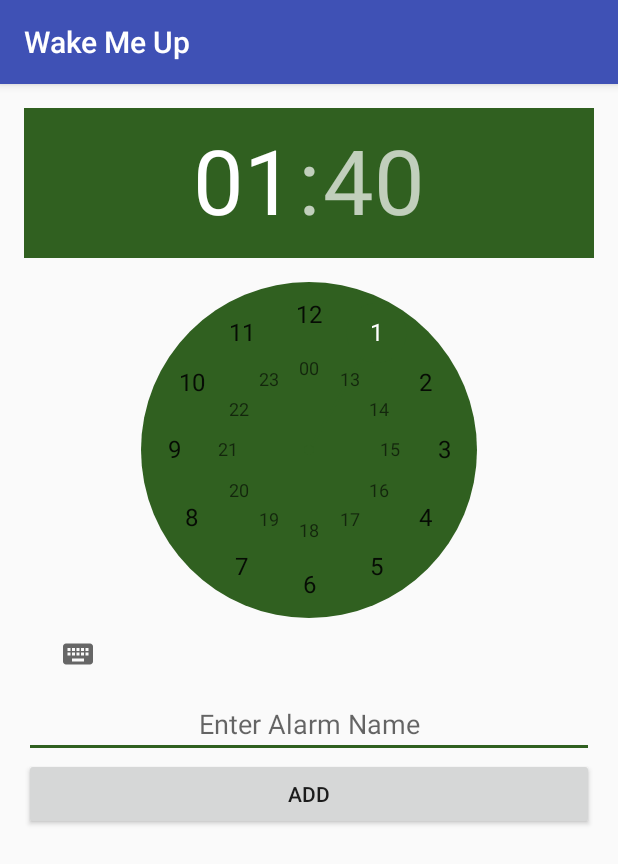
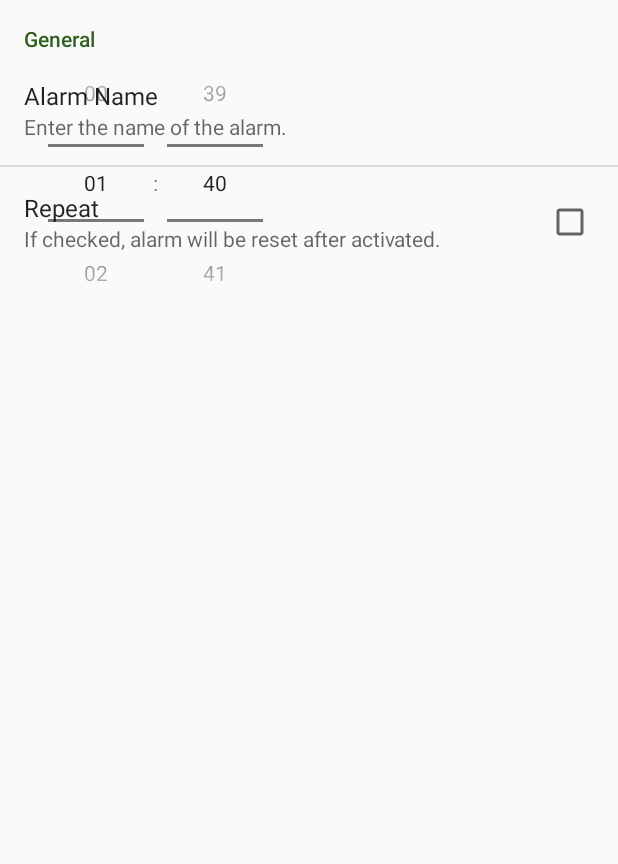
Before and after one commit to GitMeGet/kludge, an Android app: the screen it shows after launch (InputAlarm), after a tap on an icon or button, on a phone screen of 412 x 824 dp. Shown: the top 864 px of the screen. Run offline under Robolectric (Android 15) with nearby library versions, the phone set to English and light mode, and no system bars.

Commit message:
editing input_alarm

```diff
--- a/app/build.gradle
+++ b/app/build.gradle
@@ -6,7 +6,7 @@ android {
 
     defaultConfig {
         applicationId "com.kludge.wakemeup"
-        minSdkVersion 14
+        minSdkVersion 16
         targetSdkVersion 23
         versionCode 1
         versionName "1.0"
--- a/app/src/main/java/com/kludge/wakemeup/AlarmLab.java
+++ b/app/src/main/java/com/kludge/wakemeup/AlarmLab.java
@@ -78,6 +78,7 @@ public class AlarmLab {
 
     // retrieve earliest alarm
     public AlarmDetails getEarliestAlarm() {
+        /*
         // if there is at least 1 alarm
         if (mAlarms.size() > 0) {
             AlarmDetails min = null;
@@ -90,14 +91,21 @@ public class AlarmLab {
 
             if (min != null) {
                 for (AlarmDetails a : mAlarms) {
-                    if (a.bOnState && min.getTimeInMillis() > a.getTimeInMillis()) {
+                    if (a.isOnState() && min.getTimeInMillis() > a.getTimeInMillis()) {
                         min = a;
                     }
                 }
             }
+            if (mAlarms.get(0) != null) {
+            AlarmDetails min = mAlarms.get(0);
+            for (AlarmDetails a : mAlarms){
+                if (a.isOnState() && min.getTimeInMillis() > a.getTimeInMillis()){
+                    min = a;
+                }
+            }
 
             return min;
-        }
+        }*/
         return null;
     }
 
--- a/app/src/main/java/com/kludge/wakemeup/InputAlarm.java
+++ b/app/src/main/java/com/kludge/wakemeup/InputAlarm.java
@@ -2,13 +2,22 @@ package com.kludge.wakemeup;
 
 import android.content.Intent;
 import android.os.Bundle;
+import android.preference.Preference;
+import android.preference.PreferenceActivity;
+import android.preference.PreferenceFragment;
+import android.app.FragmentManager;
+import android.app.FragmentTransaction;
 import android.support.v7.app.AppCompatActivity;
+import android.view.LayoutInflater;
 import android.view.View;
+import android.view.ViewGroup;
 import android.widget.EditText;
 import android.widget.TextView;
 import android.widget.TimePicker;
 
-public class InputAlarm extends AppCompatActivity {
+import java.util.Set;
+
+public class InputAlarm extends PreferenceActivity {
 
     long alarmId;
 
@@ -17,9 +26,19 @@ public class InputAlarm extends AppCompatActivity {
         super.onCreate(savedInstanceState);
         setContentView(R.layout.activity_input_alarm);
 
+        //sets up Preferences fragment
+        FragmentManager fragmentManager = getFragmentManager();
+        FragmentTransaction fragmentTransaction = fragmentManager.beginTransaction();
+
+        SettingsFragment settingsFragment = new SettingsFragment();
+        fragmentTransaction.add(android.R.id.content, settingsFragment, "SETTINGS_FRAGMENT");
+        fragmentTransaction.commit();
+
         TimePicker viewTimePicker = ((TimePicker) findViewById(R.id.time_picker));
+        assert viewTimePicker != null;
         viewTimePicker.setIs24HourView(true);
 
+        /*
         TextView buttonSave = (TextView) findViewById(R.id.butt_add_alarm);
         buttonSave.setText("Add");
 
@@ -37,15 +56,38 @@ public class InputAlarm extends AppCompatActivity {
 
             buttonSave.setText("Save");
         }
+        */
+    }
+
+    public static class SettingsFragment extends PreferenceFragment{
+
+        @Override
+        public void onCreate(Bundle savedInstanceState) {
+            super.onCreate(savedInstanceState);
+
+            addPreferencesFromResource(R.xml.alarm_preferences);
+        }
+
+        @Override
+        public View onCreateView(LayoutInflater inflater, ViewGroup container, Bundle savedInstanceState) {
+
+
+
+
+
+            return super.onCreateView(inflater, container, savedInstanceState);
+        }
     }
 
 
     public void addAlarm(View view){
+        /*
         EditText viewAlarmName = ((EditText) findViewById(R.id.alarm_name));
         assert viewAlarmName != null;
         String alarmName = viewAlarmName.getText().toString();
 
         TimePicker viewTimePicker = ((TimePicker) findViewById(R.id.time_picker));
+        assert viewTimePicker != null;
 
         Intent data = new Intent();
         data.putExtra("alarm_name", alarmName);
@@ -56,6 +98,7 @@ public class InputAlarm extends AppCompatActivity {
         }
 
         setResult(MainAlarm.RESULT_OK, data);
+        */
         finish();
     }
 }
--- a/app/src/main/res/layout/activity_input_alarm.xml
+++ b/app/src/main/res/layout/activity_input_alarm.xml
@@ -1,5 +1,5 @@
 <?xml version="1.0" encoding="utf-8"?>
-<LinearLayout xmlns:android="http://schemas.android.com/apk/res/android"
+<RelativeLayout xmlns:android="http://schemas.android.com/apk/res/android"
     xmlns:tools="http://schemas.android.com/tools"
     android:layout_width="match_parent"
     android:layout_height="match_parent"
@@ -10,11 +10,22 @@
     android:orientation="vertical"
     tools:context="com.kludge.wakemeup.InputAlarm">
 
+
     <TimePicker android:id="@+id/time_picker"
         android:layout_width="wrap_content"
         android:layout_height="wrap_content"
-        android:numbersBackgroundColor="@color/colorAccent" />
+        android:timePickerMode="spinner"
+        android:numbersBackgroundColor="@color/colorAccent"
+        android:layout_alignParentStart="true"
+        android:layout_alignParentLeft="true"
+        android:layout_centerHorizontal="true"/>
 
+    <ListView
+        android:id="@android:id/list"
+        android:layout_width="match_parent"
+        android:layout_height="wrap_content"
+        android:layout_below="@id/time_picker"/>
+    <!--
      <EditText android:id="@+id/alarm_name"
       android:layout_width="match_parent"
       android:layout_height="wrap_content"
@@ -26,5 +37,7 @@
       android:layout_height="wrap_content"
       android:text="Add/Save"
       android:onClick="addAlarm"/>
+     -->
 
-</LinearLayout>
+
+</RelativeLayout>
--- a/app/src/main/res/layout/activity_main_alarm.xml
+++ b/app/src/main/res/layout/activity_main_alarm.xml
@@ -12,8 +12,7 @@
 
     <ListView android:id="@+id/list_alarms"
         android:layout_height="wrap_content"
-        android:layout_width="wrap_content"
-        android:layout_below="@id/butt_add_alarm"/>
+        android:layout_width="wrap_content" />
 
     <android.support.design.widget.FloatingActionButton
         android:id="@+id/float_add_alarm"
--- a/app/src/main/res/values/strings.xml
+++ b/app/src/main/res/values/strings.xml
@@ -1,11 +1,20 @@
 <resources>
     <string name="app_name">Wake Me Up</string>
+    <string name="input_alarm_name">Alarm Settings</string>
     <string name="title_activity_add_alarm">AddAlarm</string>
     <string name="action_settings">Settings</string>
 
+    //ALARM VIEWS
     <string name="alarm_name">ALARM_NAME</string>
     <string name="alarm_time">0</string>
     <string name="empty_alarm_field">Enter Alarm Name</string>
+
+    //PREFERENCES
+    <string name="title_general">General</string>
+    <string name="title_alarm_name">Alarm Name</string>
+    <string name="summary_alarm_name">Enter the name of the alarm.</string>
+    <string name="title_alarm_repeat">Repeat</string>
+    <string name="summary_alarm_repeat">If checked, alarm will be reset after activated.</string>
 
     //BUTTONS
     <string name="button_dismiss">Dismiss</string>
--- /dev/null
+++ b/app/src/main/res/xml/alarm_preferences.xml
@@ -0,0 +1,14 @@
+<?xml version="1.0" encoding="utf-8"?>
+<PreferenceScreen xmlns:android="http://schemas.android.com/apk/res/android">
+    <PreferenceCategory android:title="@string/title_general" />
+        <EditTextPreference android:key="preference_alarm_name"
+            android:title="@string/title_alarm_name"
+            android:summary="@string/summary_alarm_name"
+            android:defaultValue="New Alarm"/>
+
+        <CheckBoxPreference android:key="preference_alarm_repeat"
+            android:title="@string/title_alarm_repeat"
+            android:summary="@string/summary_alarm_repeat"
+            android:defaultValue="false" />
+    <PreferenceCategory/>
+</PreferenceScreen>
```
Also changed, not shown: app/src/main/AndroidManifest.xml (+5 -2 lines), app/src/main/java/com/kludge/wakemeup/AlarmDetails.java (+5 -5 lines), app/src/main/java/com/kludge/wakemeup/MainAlarm.java (+5 -9 lines), app/src/main/res/layout/alarm_list_item.xml (+4 -4 lines), 1 other file. Lines whose indentation alone changed are shown as unchanged.
